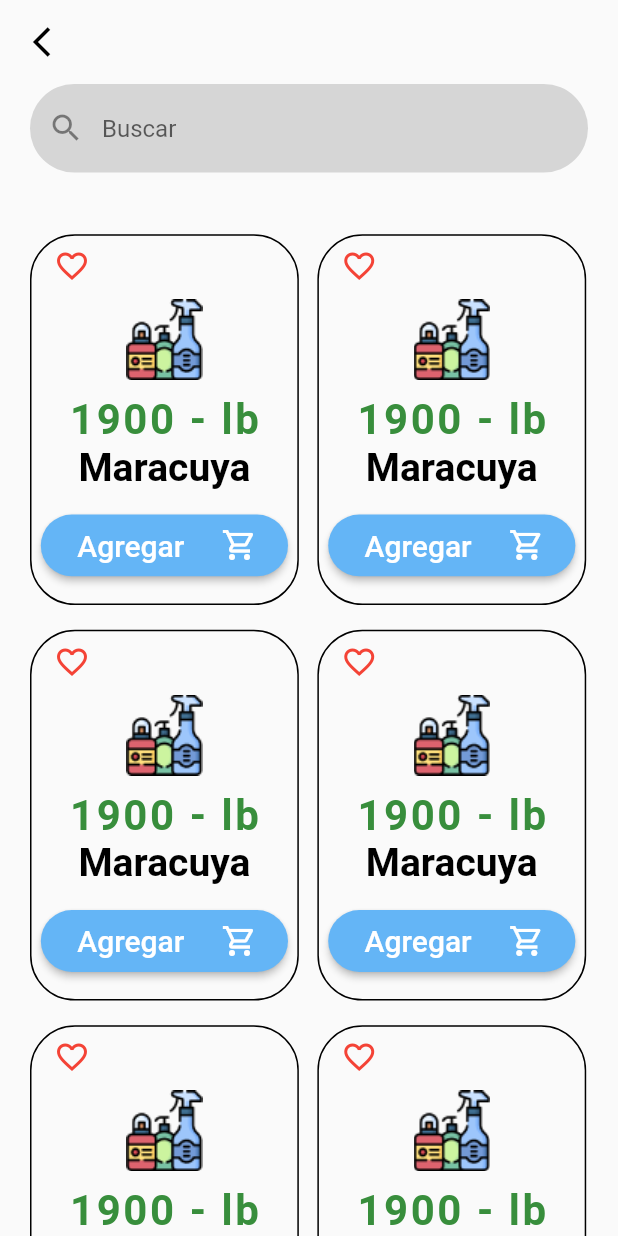
After one commit to Ygsanabria8/MarketPLus, a Flutter app: the CategoryPage screen opened by its route, on a phone screen of 412 x 824 dp. The commit adds this screen. Run offline on Flutter 3.47's test engine with Material 2 defaults, Android fonts, the phone set to English and light mode, and no system bars; our stand-ins replace flutter_svg.

Commit message:
pantallas de cada category

```diff
--- /dev/null
+++ b/lib/pages/category.dart
@@ -0,0 +1,100 @@
+import 'package:MarketPlus/widgets/item-card.dart';
+import 'package:MarketPlus/widgets/searchBar.dart';
+import 'package:flutter/material.dart';
+
+class CategoryPage extends StatelessWidget {
+  @override
+  Widget build(BuildContext context) {
+    return Scaffold(
+      appBar: AppBar(
+        backgroundColor: Colors.transparent,
+        elevation: 0,
+        brightness: Brightness.light,
+        iconTheme: IconThemeData(color: Colors.black),
+        leading: IconButton(
+          icon: Icon(Icons.arrow_back_ios_outlined),
+          onPressed: () => (Navigator.pop(context)),
+        ),
+      ),
+      body: WillPopScope(
+        onWillPop: () {
+          Navigator.pop(context);
+        },
+        child: SingleChildScrollView(
+          child: Container(
+            padding: EdgeInsets.symmetric(horizontal: 20),
+            child: Column(
+              children: [
+                SearchBar(),
+                SizedBox(
+                  height: MediaQuery.of(context).size.height * 0.05,
+                ),
+                Container(
+                    width: MediaQuery.of(context).size.width,
+                    height: MediaQuery.of(context).size.height * 0.3,
+                    child: Row(
+                      children: [
+                        ItemCard(
+                          name: "Maracuya",
+                          imageUrl: "assets/img/cleaning.png",
+                        ),
+                        SizedBox(
+                          width: MediaQuery.of(context).size.width * 0.03,
+                        ),
+                        ItemCard(
+                          name: "Maracuya",
+                          imageUrl: "assets/img/cleaning.png",
+                        ),
+                      ],
+                    )),
+                SizedBox(
+                  height: MediaQuery.of(context).size.height * 0.02,
+                ),
+                Container(
+                    width: MediaQuery.of(context).size.width,
+                    height: MediaQuery.of(context).size.height * 0.3,
+                    child: Row(
+                      children: [
+                        ItemCard(
+                          name: "Maracuya",
+                          imageUrl: "assets/img/cleaning.png",
+                        ),
+                        SizedBox(
+                          width: MediaQuery.of(context).size.width * 0.03,
+                        ),
+                        ItemCard(
+                          name: "Maracuya",
+                          imageUrl: "assets/img/cleaning.png",
+                        ),
+                      ],
+                    )),
+                SizedBox(
+                  height: MediaQuery.of(context).size.height * 0.02,
+                ),
+                Container(
+                  width: MediaQuery.of(context).size.width,
+                  height: MediaQuery.of(context).size.height * 0.3,
+                  child: Row(
+                    children: [
+                      ItemCard(
+                        name: "Maracuya",
+                        imageUrl: "assets/img/cleaning.png",
+                      ),
+                      SizedBox(
+                        width: MediaQuery.of(context).size.width * 0.03,
+                      ),
+                      ItemCard(
+                        name: "Maracuya",
+                        imageUrl: "assets/img/cleaning.png",
+                      ),
+                    ],
+                  ),
+                ),
+              ],
+            ),
+          ),
+        ),
+      ),
+    );
+  }
+}
--- a/lib/pages/store.dart
+++ b/lib/pages/store.dart
@@ -1,4 +1,4 @@
-import 'package:MarketPlus/widgets/category.dart';
+import 'package:MarketPlus/widgets/category-card.dart';
 import 'package:MarketPlus/widgets/item-card.dart';
 import 'package:MarketPlus/widgets/searchBar.dart';
 import 'package:flutter/material.dart';
@@ -56,21 +56,21 @@ class Store extends StatelessWidget {
                   child: ListView(
                     scrollDirection: Axis.horizontal,
                     children: [
-                      Category(
+                      CategoryCard(
                         name: "Frutas",
                         imageUrl: "assets/img/watermelon.png",
                       ),
                       SizedBox(
                         width: MediaQuery.of(context).size.width * 0.03,
                       ),
-                      Category(
+                      CategoryCard(
                         name: "Verduras",
                         imageUrl: "assets/img/vegeatables.png",
                       ),
                       SizedBox(
                         width: MediaQuery.of(context).size.width * 0.03,
                       ),
-                      Category(
+                      CategoryCard(
                         name: "Aseo",
                         imageUrl: "assets/img/cleaning.png",
                       ),
--- a/lib/routes.dart
+++ b/lib/routes.dart
@@ -2,10 +2,12 @@ import 'package:MarketPlus/main.dart';
 import 'package:MarketPlus/pages/logIn.dart';
 import 'package:MarketPlus/pages/splashScreen.dart';
 import 'package:MarketPlus/pages/store.dart';
+import 'package:flutter/foundation.dart';
 import 'package:flutter/material.dart';
 import 'package:MarketPlus/pages/home.dart';
 import 'package:MarketPlus/pages/register.dart';
 import 'package:MarketPlus/pages/fruits.dart';
+import 'package:MarketPlus/pages/category.dart';
 
 Map<String, Widget Function(BuildContext)> routes = {
   '/': (BuildContext context) => MyApp(),
@@ -15,4 +17,5 @@ Map<String, Widget Function(BuildContext)> routes = {
   'register': (BuildContext context) => RegisterPage(),
   'fruits': (BuildContext context) => Fruits(),
   'store': (BuildContext context) => Store(),
+  'category': (BuildContext context) => CategoryPage(),
 };
--- a/lib/widgets/category.dart
+++ b/lib/widgets/category-card.dart
@@ -1,16 +1,17 @@
 import 'package:flutter/material.dart';
 import 'package:flutter/cupertino.dart';
 
-class Category extends StatelessWidget {
+class CategoryCard extends StatelessWidget {
 
   String name;
   String imageUrl;
 
-  Category({Key key, this.name, this.imageUrl});
+  CategoryCard({Key key, this.name, this.imageUrl});
 
   @override
   Widget build(BuildContext context) {
     return GestureDetector(
+      onTap: () => Navigator.pushNamed(context, 'category'),
       child: Container(
         width: MediaQuery.of(context).size.width * 0.3,
         decoration: BoxDecoration(
--- a/lib/widgets/item-card.dart
+++ b/lib/widgets/item-card.dart
@@ -60,7 +60,7 @@ class ItemCard extends StatelessWidget {
                 shape: RoundedRectangleBorder(
                   borderRadius: BorderRadius.all(Radius.circular(40)),
                 ),
-                disabledColor: Colors.blue[200],
+                color: Colors.blue[300],
                 child: Row(
                   children: [
                     SizedBox(
@@ -82,7 +82,7 @@ class ItemCard extends StatelessWidget {
                     )
                   ],
                 ),
-                onPressed: null
+                onPressed: () => {print("hola")}
               ),
             ),
           ],
```
